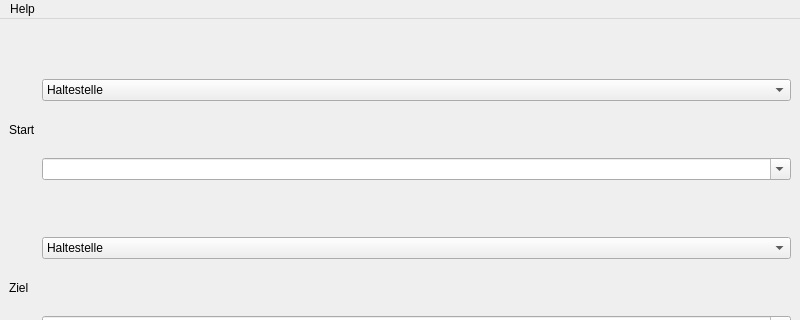
Old version of the form pyWienerLinien.ui in the repository kelvan/gotoVienna; both pictures show x 0 to 800 and y 0 to 320 of the 800 by 480 pixel window.
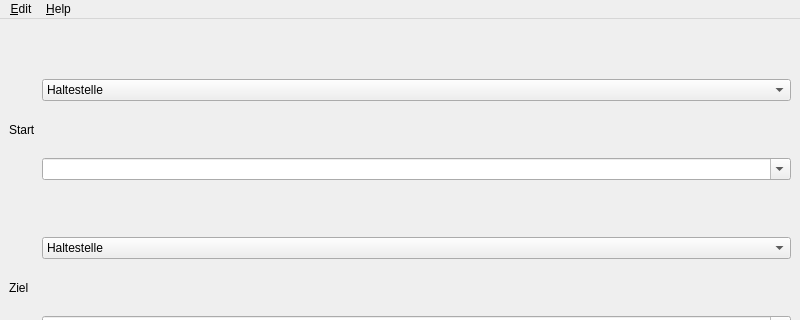
New version of the form.

Commit message: fixed tab order fixed menu shortcuts added toggle menu entry

What changed in the file:
```diff
--- a/pyWienerLinien.ui
+++ b/pyWienerLinien.ui
@@ -143,10 +143,17 @@
    </property>
    <widget class="QMenu" name="menuHelp">
     <property name="title">
-     <string>Help</string>
+     <string>&amp;Help</string>
     </property>
     <addaction name="actionAbout"/>
    </widget>
+   <widget class="QMenu" name="menuEdit">
+    <property name="title">
+     <string>&amp;Edit</string>
+    </property>
+    <addaction name="actionToggle"/>
+   </widget>
+   <addaction name="menuEdit"/>
    <addaction name="menuHelp"/>
   </widget>
   <action name="actionAbout">
```
Left out of the diff: 21 changed lines with no effect on the pictures. The commit also changes 1 other file.
